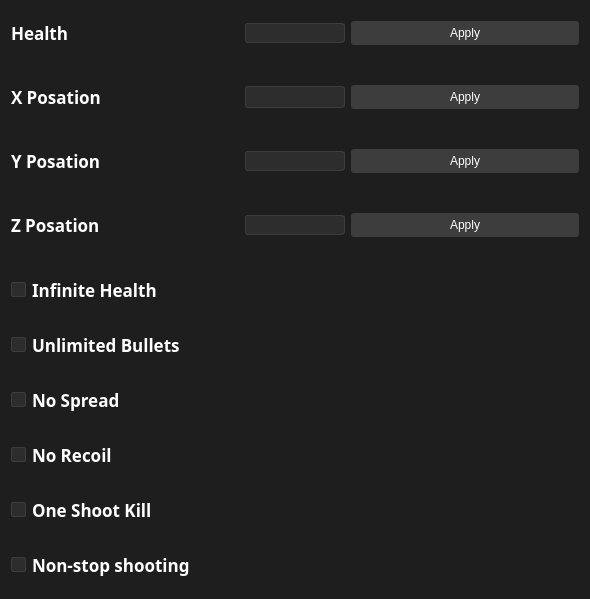
Qt form Hitman5_External.ui (47bahadir/Hitman5_ExternalCheat) before a commit.
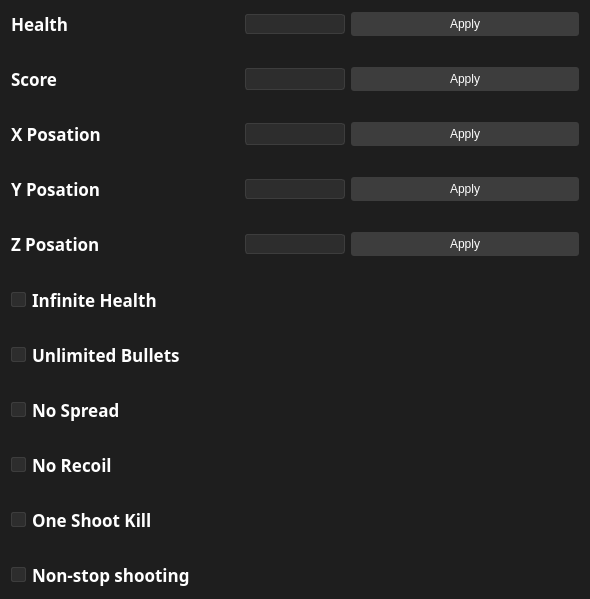
The same form after that commit.

Diff of the .ui file:
```diff
--- a/Hitman5_External.ui
+++ b/Hitman5_External.ui
@@ -144,6 +144,54 @@
         </item>
        </layout>
       </item>
+      <item>
+       <layout class="QHBoxLayout" name="horizontalLayout_2">
+        <item>
+         <widget class="QLabel" name="Score_label">
+          <property name="font">
+           <font>
+            <family>Bell MT</family>
+            <pointsize>13</pointsize>
+            <weight>75</weight>
+            <bold>true</bold>
+           </font>
+          </property>
+          <property name="text">
+           <string>Score</string>
+          </property>
+         </widget>
+        </item>
+        <item>
+         <widget class="QLineEdit" name="Score_EditLine">
+          <property name="sizePolicy">
+           <sizepolicy hsizetype="Expanding" vsizetype="Fixed">
+            <horstretch>0</horstretch>
+            <verstretch>0</verstretch>
+           </sizepolicy>
+          </property>
+          <property name="maximumSize">
+           <size>
+            <width>100</width>
+            <height>16777215</height>
+           </size>
+          </property>
+         </widget>
+        </item>
+        <item>
+         <widget class="QPushButton" name="Score_ApplyButton">
+          <property name="sizePolicy">
+           <sizepolicy hsizetype="Preferred" vsizetype="Fixed">
+            <horstretch>0</horstretch>
+            <verstretch>0</verstretch>
+           </sizepolicy>
+          </property>
+          <property name="text">
+           <string>Apply</string>
+          </property>
+         </widget>
+        </item>
+       </layout>
+      </item>
       <item>
        <layout class="QHBoxLayout" name="horizontalLayout_3">
         <item>
```
Lines whose indentation alone changed are shown as unchanged.
